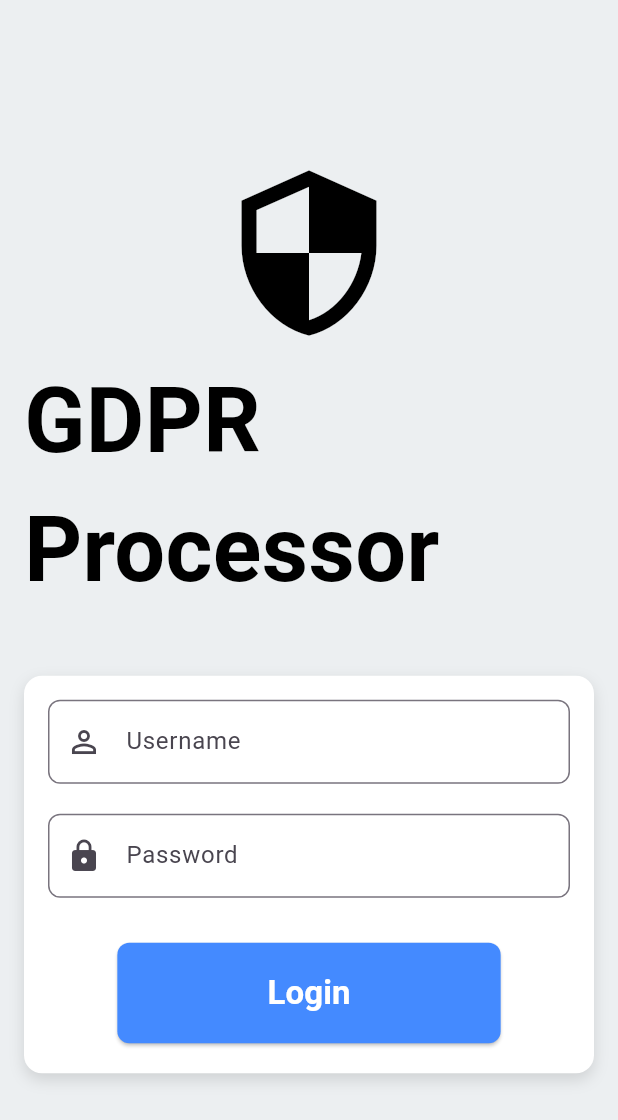
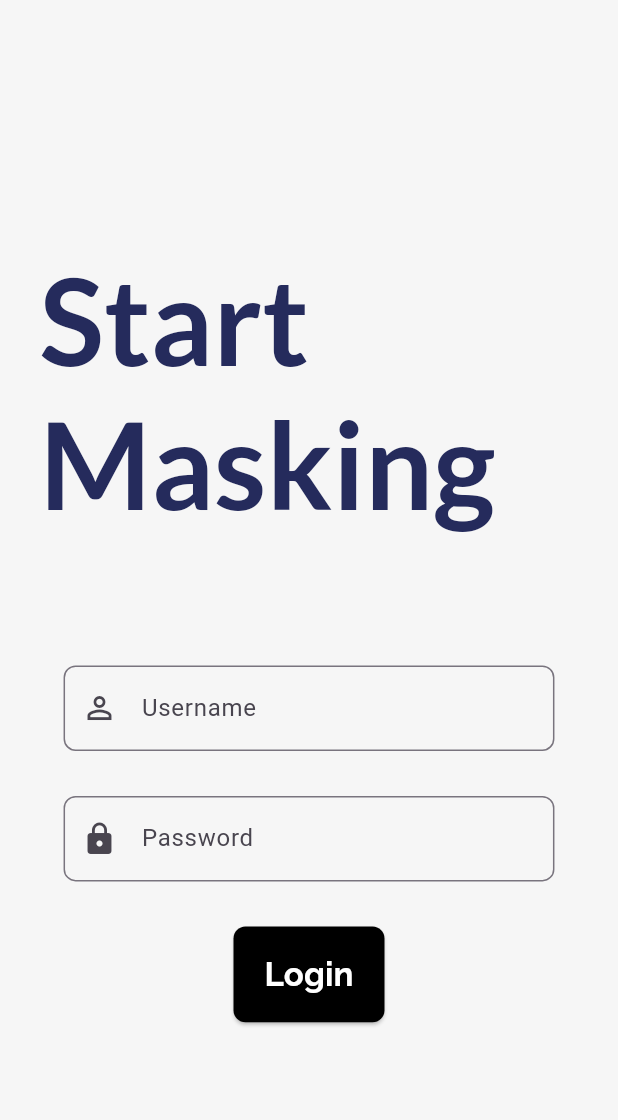
Before and after one commit to alpersimsek/production_management, a Flutter app: the screen it shows after launch, on a phone screen of 412 x 824 dp. Shown: the top 1120 px of the screen. Run offline on Flutter 3.47's test engine with Material 3 defaults, Android fonts, the light colour scheme and no system bars; our stand-ins replace csv, dio, file_picker, flutter_bloc, flutter_secure_storage, google_fonts and 1 more; missing offline and left inert: dart:html.

Commit message:
login page styling

```diff
--- a/frontend/lib/screens/login_screen.dart
+++ b/frontend/lib/screens/login_screen.dart
@@ -1,90 +1,106 @@
 import 'package:flutter/material.dart';
 import 'package:flutter_bloc/flutter_bloc.dart';
+import 'package:frontend/blocs/auth_bloc.dart';
 import 'package:frontend/models/user_model.dart';
 import 'package:frontend/screens/admin_dashboard.dart';
+import 'package:frontend/screens/styles/app_colors.dart';
+import 'package:frontend/screens/styles/app_styles.dart';
+import 'package:frontend/screens/styles/responsive_widget.dart';
 import 'package:frontend/screens/user_dashboard.dart';
-import '../blocs/auth_bloc.dart';
 
-class LoginScreen extends StatelessWidget {
+class LoginScreen extends StatefulWidget {
+  const LoginScreen({super.key});
+
+  @override
+  State<LoginScreen> createState() => _LoginScreenState();
+}
+
+class _LoginScreenState extends State<LoginScreen> {
   final TextEditingController _userNameController = TextEditingController();
   final TextEditingController _passwordController = TextEditingController();
 
-  LoginScreen({super.key});
-
-
-
-
-
-
   @override
   Widget build(BuildContext context) {
-    // Get screen size to make the design responsive
-    final size = MediaQuery.of(context).size;
-
+    double height = MediaQuery.of(context).size.height;
+    double width = MediaQuery.of(context).size.width;
     return Scaffold(
-      backgroundColor: Colors.blueGrey[50],
-      body: Center(
-        child: SingleChildScrollView(
-          child: Padding(
-            padding: const EdgeInsets.symmetric(horizontal: 16.0),
-            child: Column(
-              mainAxisAlignment: MainAxisAlignment.center,
+      backgroundColor: AppColors.backColor,
+      body: SizedBox(
+        height: height,
+        width: width,
+        child: Row(
+          crossAxisAlignment: CrossAxisAlignment.start,
+          mainAxisAlignment: MainAxisAlignment.start,
           children: [
-                // App Logo or Title
-                const Padding(
-                  padding: EdgeInsets.only(bottom: 40.0),
-                  child: Column(
-                    children: [
-                      Icon(
-                        Icons.security,
-                        color: Colors.black,
-                        size: 120,
-                      ),
-                      SizedBox(height: 10),
-                      Text(
-                        'GDPR Processor',
-                        style: TextStyle(
-                          fontSize: 60,
-                          fontWeight: FontWeight.bold,
-                          color: Colors.black,
+            ResponsiveWidget.isSmallScreen(context)
+                ? const SizedBox()
+                : Expanded(
+                    child: Container(
+                      height: height,
+                      color: AppColors.mainBackColor,
+                      child: Center(
+                        child: Image.asset(
+                          "images/logo2.png",
+                          width: width * 0.30,
+                          height: height * 0.6,
+                          fit: BoxFit.cover,
                         ),
                       ),
-                    ],
                     ),
                   ),
-
-                // Email Input Field
-                Container(
-                  width: size.width > 400
-                      ? 400
-                      : size.width * 0.85, // Adjust for large and small screens
-                  decoration: BoxDecoration(
-                    color: Colors.white,
-                    borderRadius: BorderRadius.circular(12),
-                    boxShadow: const [
-                      BoxShadow(
-                        color: Colors.black12,
-                        blurRadius: 8,
-                        offset: Offset(0, 4),
+            Expanded(
+                child: Container(
+              height: height,
+              margin: EdgeInsets.symmetric(
+                  horizontal: ResponsiveWidget.isSmallScreen(context)
+                      ? height * 0.032
+                      : height * 0.12),
+              color: AppColors.backColor,
+              child: SingleChildScrollView(
+                child: Column(
+                  crossAxisAlignment: CrossAxisAlignment.start,
+                  mainAxisAlignment: MainAxisAlignment.start,
+                  children: [
+                    SizedBox(
+                      height: height * 0.2,
                     ),
-                    ],
+                    RichText(
+                      text: TextSpan(
+                        text: "Start Masking",
+                        style: lato.copyWith(
+                          fontSize: 80,
+                          color: AppColors.blueDarkColor,
+                          fontWeight: FontWeight.bold,
                         ),
-                  child: Padding(
+                      ),
+                    ),
+                    SizedBox(height: height * 0.086),
+                    Padding(
                       padding: const EdgeInsets.symmetric(horizontal: 16.0),
                       child: Column(
                         children: [
                           const SizedBox(height: 16),
                           TextField(
+                            style: ralewayStyle.copyWith(
+                              fontWeight: FontWeight.bold,
+                            ),
                             controller: _userNameController,
                             decoration: InputDecoration(
                               labelText: 'Username',
                               border: OutlineInputBorder(
                                 borderRadius: BorderRadius.circular(8),
                               ),
-                            prefixIcon: const Icon(Icons.person_outline_sharp),
+                              contentPadding: EdgeInsets.symmetric(
+                                vertical:
+                                    MediaQuery.of(context).size.height * 0.02,
+                                horizontal:
+                                    MediaQuery.of(context).size.width * 0.05,
+                              ),
+                              prefixIcon:
+                                  const Icon(Icons.person_outline_sharp),
                             ),
                           ),
-                        const SizedBox(height: 20),
+                          const SizedBox(height: 30),
                           // Password Input Field
                           TextField(
                             controller: _passwordController,
@@ -92,6 +108,12 @@ class LoginScreen extends StatelessWidget {
                               labelText: 'Password',
                               border: OutlineInputBorder(
                                 borderRadius: BorderRadius.circular(8),
+                              ),
+                              contentPadding: EdgeInsets.symmetric(
+                                vertical:
+                                    MediaQuery.of(context).size.height * 0.02,
+                                horizontal:
+                                    MediaQuery.of(context).size.width * 0.05,
                               ),
                               prefixIcon: const Icon(Icons.lock),
                             ),
@@ -151,21 +173,25 @@ class LoginScreen extends StatelessWidget {
                                       );
                                 },
                                 style: ElevatedButton.styleFrom(
-                                backgroundColor: Colors.blueAccent,
+                                  backgroundColor: AppColors.mainBackColor,
                                   shape: RoundedRectangleBorder(
                                     borderRadius: BorderRadius.circular(8),
                                   ),
-                                padding: const EdgeInsets.symmetric(
-                                  horizontal: 100,
-                                  vertical: 18,
+                                  padding: EdgeInsets.symmetric(
+                                    horizontal:
+                                        MediaQuery.of(context).size.width *
+                                            0.05,
+                                    vertical:
+                                        MediaQuery.of(context).size.height *
+                                            0.02,
                                   ),
                                 ),
-                              child: const Text(
+                                child: Text(
                                   'Login',
-                                style: TextStyle(
+                                  style: (ralewayStyle.copyWith(
                                       fontSize: 22,
                                       fontWeight: FontWeight.bold,
-                                    color: Colors.white),
+                                      color: AppColors.whiteColor)),
                                 ),
                               );
                             },
@@ -174,10 +200,11 @@ class LoginScreen extends StatelessWidget {
                         ],
                       ),
                     ),
-                ),
                   ],
                 ),
               ),
+            ))
+          ],
         ),
       ),
     );
--- /dev/null
+++ b/frontend/lib/screens/styles/app_colors.dart
@@ -0,0 +1,11 @@
+import 'package:flutter/material.dart';
+
+class AppColors {
+  static const Color backColor = Color(0xffF6F6F6);
+  static const Color mainBlueColor = Color(0xff005BE0);
+  static const Color blueDarkColor = Color(0xff252B5C);
+  static const Color textColor = Color(0xff53587A);
+  static const Color greyColor = Color(0xffAAAAAA);
+  static const Color whiteColor = Color(0xffFFFFFF);
+  static const Color mainBackColor = Colors.black;
+}
--- /dev/null
+++ b/frontend/lib/screens/styles/app_styles.dart
@@ -0,0 +1,6 @@
+import 'package:flutter/material.dart';
+import 'package:google_fonts/google_fonts.dart';
+
+TextStyle ralewayStyle = GoogleFonts.raleway();
+TextStyle montserrat = GoogleFonts.montserrat();
+TextStyle lato = GoogleFonts.lato();
--- /dev/null
+++ b/frontend/lib/screens/styles/responsive_widget.dart
@@ -0,0 +1,43 @@
+import 'package:flutter/material.dart';
+
+class ResponsiveWidget extends StatelessWidget {
+  final Widget largeScreen;
+  final Widget? mediumScreen;
+  final Widget? smallScreen;
+
+  const ResponsiveWidget({
+    super.key,
+    required this.largeScreen,
+    this.mediumScreen,
+    this.smallScreen,
+  });
+
+  static bool isSmallScreen(BuildContext context) {
+    return MediaQuery.of(context).size.width < 600;
+  }
+
+  static bool isLargeScreen(BuildContext context) {
+    return MediaQuery.of(context).size.width > 1200;
+  }
+
+  static bool isMediumScreen(BuildContext context) {
+    return MediaQuery.of(context).size.width >= 600 &&
+        MediaQuery.of(context).size.width <= 1200;
+  }
+
+  @override
+  Widget build(BuildContext context) {
+    return LayoutBuilder(
+      builder: (context, constraints) {
+        if (constraints.maxWidth > 1200) {
+          return largeScreen;
+        } else if (constraints.maxWidth <= 1200 &&
+            constraints.maxWidth >= 600) {
+          return mediumScreen ?? largeScreen;
+        } else {
+          return smallScreen ?? largeScreen;
+        }
+      },
+    );
+  }
+}
--- a/frontend/pubspec.yaml
+++ b/frontend/pubspec.yaml
@@ -43,6 +43,7 @@ dependencies:
   searchable_listview: ^2.15.2
   flutter_secure_storage: ^9.2.2
   shared_preferences: ^2.3.2
+  google_fonts: ^6.2.1
 
 dev_dependencies:
   flutter_test:
@@ -67,8 +68,8 @@ flutter:
   uses-material-design: true
 
   # To add assets to your application, add an assets section, like this:
-  # assets:
-  #   - images/a_dot_burr.jpeg
+  assets:
+    - assets/images/
   #   - images/a_dot_ham.jpeg
 
   # An image asset can refer to one or more resolution-specific "variants", see
```
Also changed, not shown: frontend/assets/images/logo.png (added), frontend/assets/images/logo2.png (added), frontend/pubspec.lock. Lines whose indentation alone changed are shown as unchanged.
